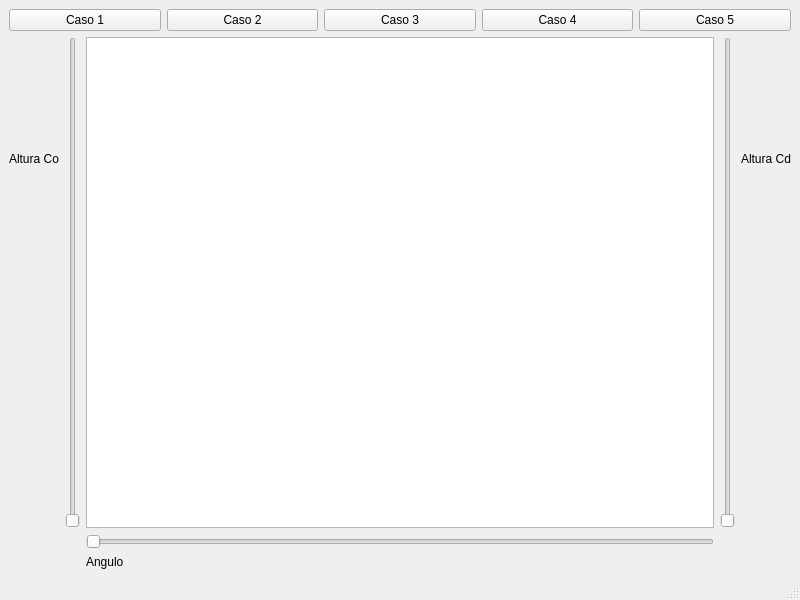
The window that mainwindow.ui (GGost00/parcial-final) describes before a commit, drawn with Qt 5.
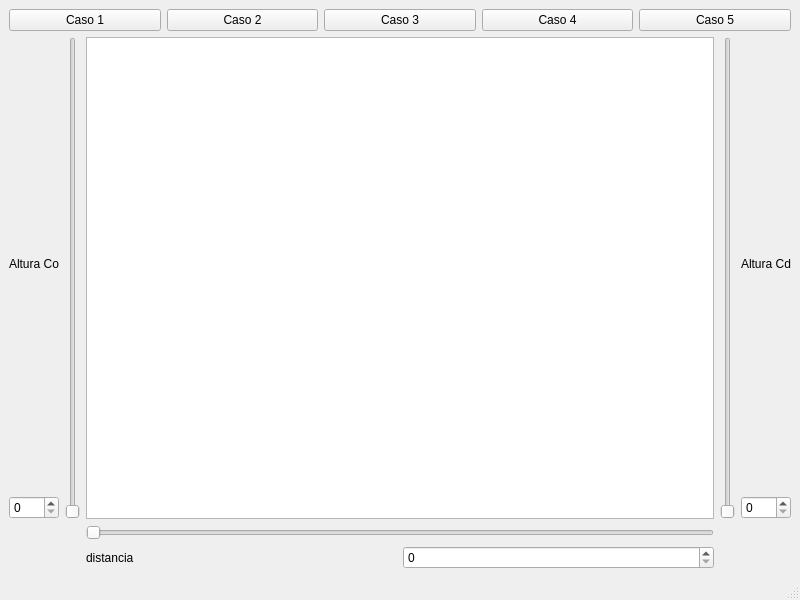
The same window after the commit.

Diff of the .ui file:
```diff
--- a/mainwindow.ui
+++ b/mainwindow.ui
@@ -66,11 +66,7 @@
          </widget>
         </item>
         <item>
-         <widget class="QLabel" name="Alturaco">
-          <property name="text">
-           <string/>
-          </property>
-         </widget>
+         <widget class="QSpinBox" name="valoralturaco"/>
         </item>
        </layout>
       </item>
@@ -111,11 +107,7 @@
          </widget>
         </item>
         <item>
-         <widget class="QLabel" name="AlturaCd">
-          <property name="text">
-           <string/>
-          </property>
-         </widget>
+         <widget class="QSpinBox" name="valoralturacd"/>
         </item>
        </layout>
       </item>
@@ -138,16 +130,12 @@
         <item>
          <widget class="QLabel" name="label_2">
           <property name="text">
-           <string>Angulo</string>
+           <string>distancia</string>
           </property>
          </widget>
         </item>
         <item>
-         <widget class="QLabel" name="angulo">
-          <property name="text">
-           <string/>
-          </property>
-         </widget>
+         <widget class="QSpinBox" name="valordistancia"/>
         </item>
        </layout>
       </item>
```
Left out of the diff: 174 changed lines with no effect on the pictures.
